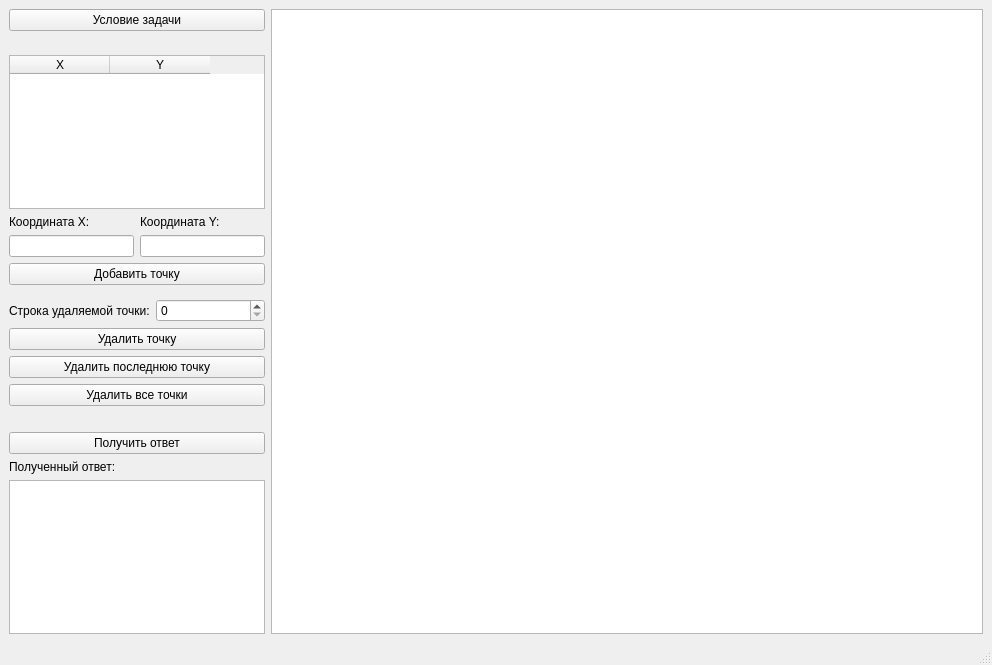
Qt form lab_01/views/mainwindow.ui (danilinkp/BMSTU-IU7-CG-LABS) before a commit.
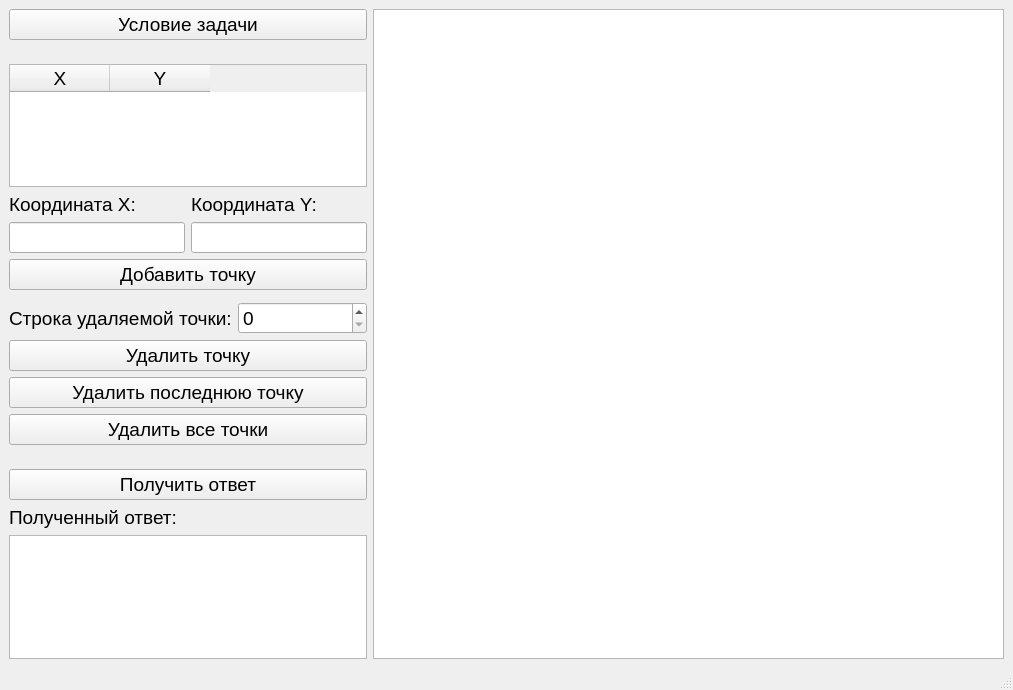
The same form after that commit.

```diff
--- a/lab_01/views/mainwindow.ui
+++ b/lab_01/views/mainwindow.ui
@@ -9,8 +9,8 @@
    <rect>
     <x>0</x>
     <y>0</y>
-    <width>992</width>
-    <height>665</height>
+    <width>1013</width>
+    <height>690</height>
    </rect>
   </property>
   <property name="sizePolicy">
@@ -38,6 +38,11 @@
    <layout class="QGridLayout" name="gridLayout_3">
     <item row="10" column="2">
      <widget class="QPushButton" name="answer_push_button">
+      <property name="font">
+       <font>
+        <pointsize>14</pointsize>
+       </font>
+      </property>
       <property name="text">
        <string>Получить ответ</string>
       </property>
@@ -47,6 +52,11 @@
      <layout class="QGridLayout" name="gridLayout">
       <item row="2" column="2">
        <widget class="QLabel" name="label">
+        <property name="font">
+         <font>
+          <pointsize>14</pointsize>
+         </font>
+        </property>
         <property name="text">
          <string>Координата X:</string>
         </property>
@@ -54,6 +64,11 @@
       </item>
       <item row="4" column="2" colspan="2">
        <widget class="QPushButton" name="add_point_push_button">
+        <property name="font">
+         <font>
+          <pointsize>14</pointsize>
+         </font>
+        </property>
         <property name="text">
          <string>Добавить точку</string>
         </property>
@@ -61,16 +76,32 @@
       </item>
       <item row="3" column="2">
        <widget class="QLineEdit" name="x_line_edit">
+        <property name="font">
+         <font>
+          <pointsize>14</pointsize>
+         </font>
+        </property>
         <property name="text">
          <string/>
         </property>
        </widget>
       </item>
       <item row="3" column="3">
-       <widget class="QLineEdit" name="y_line_edit"/>
+       <widget class="QLineEdit" name="y_line_edit">
+        <property name="font">
+         <font>
+          <pointsize>14</pointsize>
+         </font>
+        </property>
+       </widget>
       </item>
       <item row="1" column="2" colspan="2">
        <widget class="QTableWidget" name="coords_table_widget">
+        <property name="font">
+         <font>
+          <pointsize>14</pointsize>
+         </font>
+        </property>
         <property name="rowCount">
          <number>0</number>
         </property>
@@ -81,16 +112,31 @@
          <property name="text">
           <string>X</string>
          </property>
+         <property name="font">
+          <font>
+           <pointsize>14</pointsize>
+          </font>
+         </property>
         </column>
         <column>
          <property name="text">
           <string>Y</string>
          </property>
+         <property name="font">
+          <font>
+           <pointsize>14</pointsize>
+          </font>
+         </property>
         </column>
        </widget>
       </item>
       <item row="2" column="3">
        <widget class="QLabel" name="label_2">
+        <property name="font">
+         <font>
+          <pointsize>14</pointsize>
+         </font>
+        </property>
         <property name="text">
          <string>Координата Y:</string>
         </property>
@@ -102,6 +148,11 @@
      <layout class="QVBoxLayout" name="verticalLayout_3">
       <item>
        <widget class="QLabel" name="label_3">
+        <property name="font">
+         <font>
+          <pointsize>14</pointsize>
+         </font>
+        </property>
         <property name="text">
          <string>Полученный ответ:</string>
         </property>
@@ -109,6 +160,11 @@
       </item>
       <item>
        <widget class="QPlainTextEdit" name="answer_text_edit">
+        <property name="font">
+         <font>
+          <pointsize>14</pointsize>
+         </font>
+        </property>
         <property name="readOnly">
          <bool>true</bool>
         </property>
@@ -146,6 +202,11 @@
      <layout class="QGridLayout" name="gridLayout_2">
       <item row="3" column="0" colspan="2">
        <widget class="QPushButton" name="del_all_points_push_button">
+        <property name="font">
+         <font>
+          <pointsize>14</pointsize>
+         </font>
+        </property>
         <property name="text">
          <string>Удалить все точки</string>
         </property>
@@ -153,16 +214,32 @@
       </item>
       <item row="1" column="0" colspan="2">
        <widget class="QPushButton" name="del_point_push_button">
+        <property name="font">
+         <font>
+          <pointsize>14</pointsize>
+         </font>
+        </property>
         <property name="text">
          <string>Удалить точку</string>
         </property>
        </widget>
       </item>
       <item row="0" column="1">
-       <widget class="QSpinBox" name="point_spin_box"/>
+       <widget class="QSpinBox" name="point_spin_box">
+        <property name="font">
+         <font>
+          <pointsize>14</pointsize>
+         </font>
+        </property>
+       </widget>
       </item>
       <item row="2" column="0" colspan="2">
        <widget class="QPushButton" name="del_last_point_push_button">
+        <property name="font">
+         <font>
+          <pointsize>14</pointsize>
+         </font>
+        </property>
         <property name="text">
          <string>Удалить последнюю точку</string>
         </property>
@@ -170,6 +247,11 @@
       </item>
       <item row="0" column="0">
        <widget class="QLabel" name="label_4">
+        <property name="font">
+         <font>
+          <pointsize>14</pointsize>
+         </font>
+        </property>
         <property name="text">
          <string>Строка удаляемой точки:</string>
         </property>
@@ -189,6 +271,11 @@
     </item>
     <item row="0" column="2">
      <widget class="QPushButton" name="task_push_button">
+      <property name="font">
+       <font>
+        <pointsize>14</pointsize>
+       </font>
+      </property>
       <property name="text">
        <string>Условие задачи</string>
       </property>
```
Left out of the diff: 2 changed lines with no effect on the pictures.
